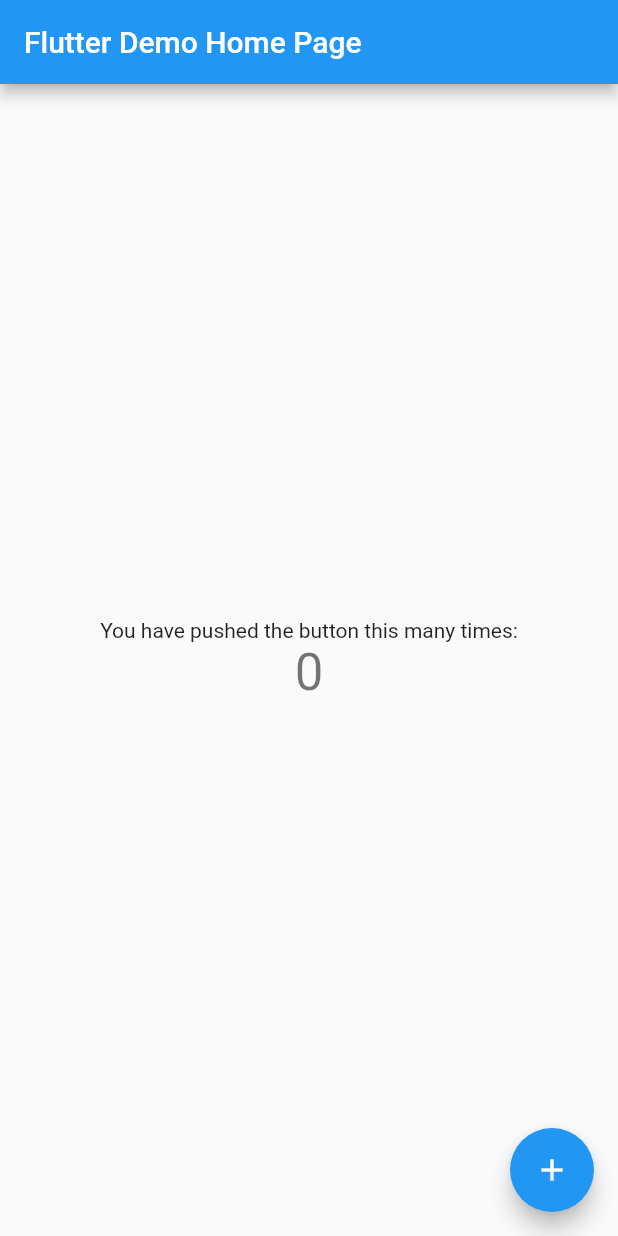
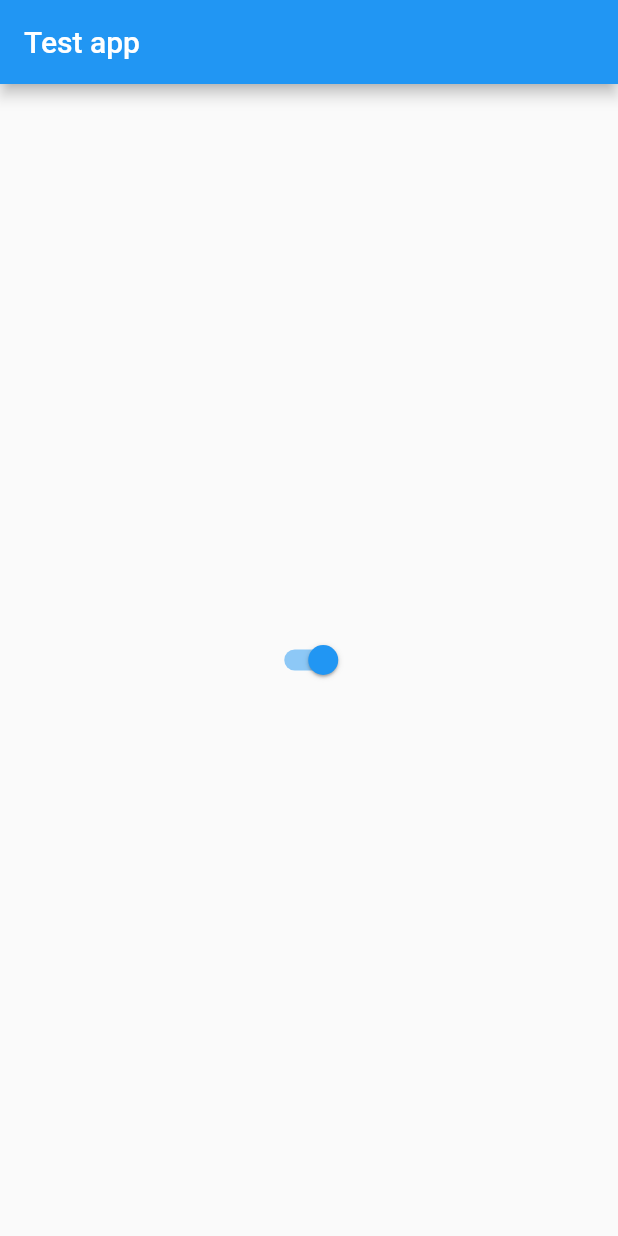
Before and after one commit to josteinjhauge/flutter_test_project, a Flutter app: the screen it shows after launch, on a phone screen of 412 x 824 dp. Run offline on Flutter 3.47's test engine with Material 2 defaults, Android fonts, the phone set to English and light mode, and no system bars.

Commit message:
themes test

```diff
--- a/lib/main.dart
+++ b/lib/main.dart
@@ -1,115 +1,44 @@
 import 'package:flutter/material.dart';
 
-void main() {
-  runApp(const MyApp());
+void main() => runApp(MyApp());
+
+class MyApp extends StatelessWidget {
+  @override
+  Widget build(BuildContext context) {
+    return const DarkLightTheme();
+  }
 }
 
-class MyApp extends StatelessWidget {
-  const MyApp({Key? key}) : super(key: key);
+class DarkLightTheme extends StatefulWidget {
+  const DarkLightTheme({Key key}) : super(key: key);
 
-  // This widget is the root of your application.
+  @override
+  _DarkLigthThemeState createState() => _DarkLigthThemeState();
+}
+
+ThemeData _lightTheme = ThemeData.light();
+ThemeData _darkTheme = ThemeData.dark();
+bool _light = true;
+
+class _DarkLigthThemeState extends State<DarkLightTheme> {
   @override
   Widget build(BuildContext context) {
     return MaterialApp(
-      title: 'Flutter Demo',
-      theme: ThemeData(
-        // This is the theme of your application.
-        //
-        // Try running your application with "flutter run". You'll see the
-        // application has a blue toolbar. Then, without quitting the app, try
-        // changing the primarySwatch below to Colors.green and then invoke
-        // "hot reload" (press "r" in the console where you ran "flutter run",
-        // or simply save your changes to "hot reload" in a Flutter IDE).
-        // Notice that the counter didn't reset back to zero; the application
-        // is not restarted.
-        primarySwatch: Colors.blue,
+      theme: _light ? _lightTheme : _darkTheme,
+      title: "Test app",
+      home: Scaffold(
+        appBar: AppBar(
+          title: const Text("Test app"),
+        ),
+        body: Center(
+            child: Switch(
+                value: _light,
+                onChanged: (state) {
+                  setState(() {
+                    _light = state;
+                  });
+                })),
       ),
-      home: const MyHomePage(title: 'Flutter Demo Home Page'),
     );
   }
 }
-
-class MyHomePage extends StatefulWidget {
-  const MyHomePage({Key? key, required this.title}) : super(key: key);
-
-  // This widget is the home page of your application. It is stateful, meaning
-  // that it has a State object (defined below) that contains fields that affect
-  // how it looks.
-
-  // This class is the configuration for the state. It holds the values (in this
-  // case the title) provided by the parent (in this case the App widget) and
-  // used by the build method of the State. Fields in a Widget subclass are
-  // always marked "final".
-
-  final String title;
-
-  @override
-  State<MyHomePage> createState() => _MyHomePageState();
-}
-
-class _MyHomePageState extends State<MyHomePage> {
-  int _counter = 0;
-
-  void _incrementCounter() {
-    setState(() {
-      // This call to setState tells the Flutter framework that something has
-      // changed in this State, which causes it to rerun the build method below
-      // so that the display can reflect the updated values. If we changed
-      // _counter without calling setState(), then the build method would not be
-      // called again, and so nothing would appear to happen.
-      _counter++;
-    });
-  }
-
-  @override
-  Widget build(BuildContext context) {
-    // This method is rerun every time setState is called, for instance as done
-    // by the _incrementCounter method above.
-    //
-    // The Flutter framework has been optimized to make rerunning build methods
-    // fast, so that you can just rebuild anything that needs updating rather
-    // than having to individually change instances of widgets.
-    return Scaffold(
-      appBar: AppBar(
-        // Here we take the value from the MyHomePage object that was created by
-        // the App.build method, and use it to set our appbar title.
-        title: Text(widget.title),
-      ),
-      body: Center(
-        // Center is a layout widget. It takes a single child and positions it
-        // in the middle of the parent.
-        child: Column(
-          // Column is also a layout widget. It takes a list of children and
-          // arranges them vertically. By default, it sizes itself to fit its
-          // children horizontally, and tries to be as tall as its parent.
-          //
-          // Invoke "debug painting" (press "p" in the console, choose the
-          // "Toggle Debug Paint" action from the Flutter Inspector in Android
-          // Studio, or the "Toggle Debug Paint" command in Visual Studio Code)
-          // to see the wireframe for each widget.
-          //
-          // Column has various properties to control how it sizes itself and
-          // how it positions its children. Here we use mainAxisAlignment to
-          // center the children vertically; the main axis here is the vertical
-          // axis because Columns are vertical (the cross axis would be
-          // horizontal).
-          mainAxisAlignment: MainAxisAlignment.center,
-          children: <Widget>[
-            const Text(
-              'You have pushed the button this many times:',
-            ),
-            Text(
-              '$_counter',
-              style: Theme.of(context).textTheme.headline4,
-            ),
-          ],
-        ),
-      ),
-      floatingActionButton: FloatingActionButton(
-        onPressed: _incrementCounter,
-        tooltip: 'Increment',
-        child: const Icon(Icons.add),
-      ), // This trailing comma makes auto-formatting nicer for build methods.
-    );
-  }
-}
--- a/pubspec.yaml
+++ b/pubspec.yaml
@@ -34,6 +34,8 @@ dependencies:
   # The following adds the Cupertino Icons font to your application.
   # Use with the CupertinoIcons class for iOS style icons.
   cupertino_icons: ^1.0.2
+  english_words: ^4.0.0
+  shared_preferences: ^0.5.7+3
 
 dev_dependencies:
   flutter_test:
```
Also changed, not shown: pubspec.lock, 3 other files.
